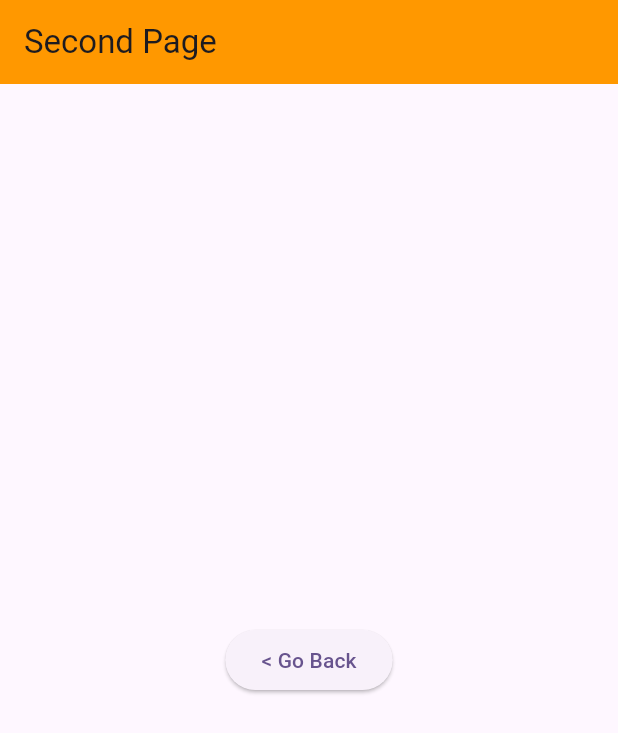
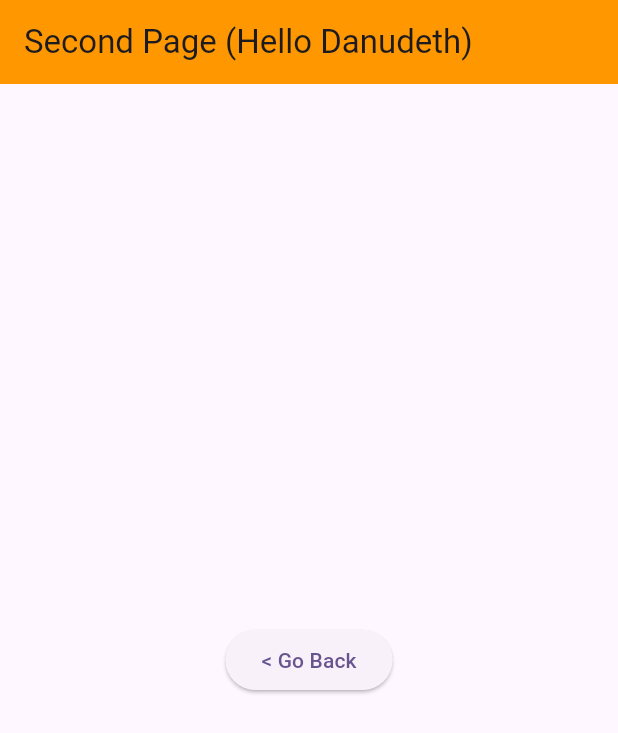
Before and after one commit to Danudeth/my_flutter_app, a Flutter app: the screen it shows after launch, after a tap on "Second Page >", on a phone screen of 412 x 824 dp. Shown: the top 733 px of the screen. Run offline on Flutter 3.47's test engine with Material 3 defaults, Android fonts, the phone set to English and light mode, and no system bars.

Commit message:
send_message

```diff
--- a/lib/first_page.dart
+++ b/lib/first_page.dart
@@ -15,7 +15,7 @@ class FirstPage extends StatelessWidget {
           onPressed: () {
             Navigator.push(
               context,
-              MaterialPageRoute(builder: (context) => const SecondPage()),
+              MaterialPageRoute(builder: (context) => const SecondPage(message: 'Hello Danudeth',)),
             );
           },
           child: const Text('Second Page >'),
--- a/lib/second_page.dart
+++ b/lib/second_page.dart
@@ -1,12 +1,13 @@
 import 'package:flutter/material.dart';
 
 class SecondPage extends StatelessWidget {
-  const SecondPage({super.key});
+  final String message;
+  const SecondPage({super.key, required this.message});
   @override
   Widget build(BuildContext context) {
     return Scaffold(
       appBar: AppBar(
-          title: const Text('Second Page'),
+          title: Text('Second Page ($message)'),
           backgroundColor: Colors.orange,
           automaticallyImplyLeading: false),
       body: Center(
```
